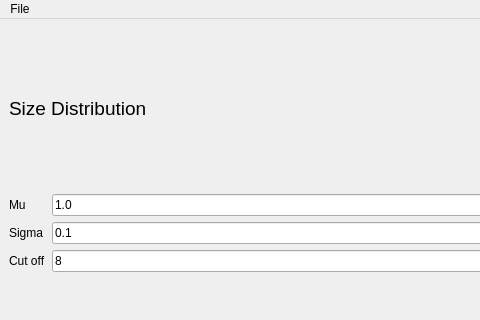
First picture: the form in Source/AIM/StatsGenerator/UI_Files/StatsGeneratorUI.ui, repository BlueQuartzSoftware/DREAM3D, before the edit; both pictures show x 0 to 480 and y 0 to 320 of the 584 by 552 pixel window.
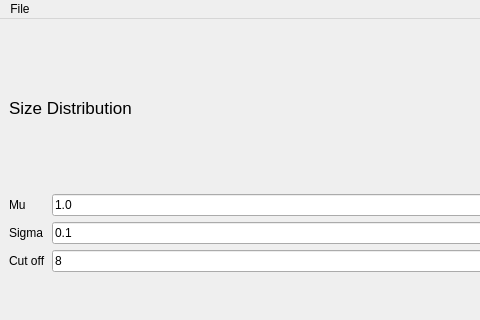
Second picture: the form after the edit. Custom widgets are drawn as their Qt base class.

Commit message: Fixing some UI Issues with regards to the Labeling of the plot

Diff of the .ui file:
```diff
--- a/Source/AIM/StatsGenerator/UI_Files/StatsGeneratorUI.ui
+++ b/Source/AIM/StatsGenerator/UI_Files/StatsGeneratorUI.ui
@@ -19,7 +19,7 @@
      <widget class="QLabel" name="label_2">
       <property name="font">
        <font>
-        <pointsize>14</pointsize>
+        <pointsize>13</pointsize>
        </font>
       </property>
       <property name="text">
```
The commit also changes 1 other file.
